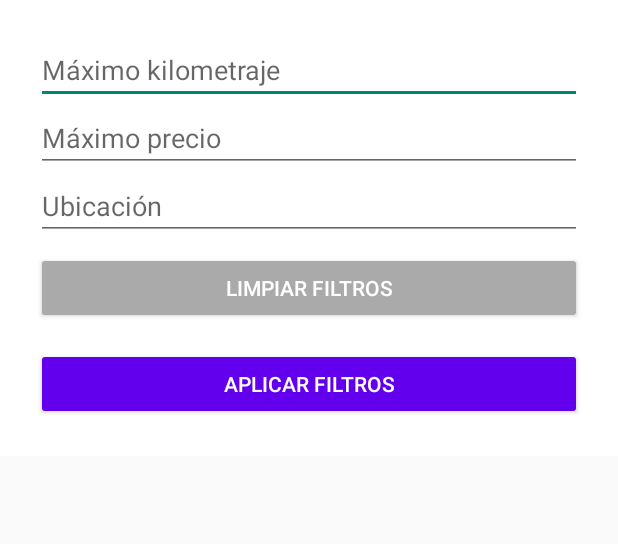
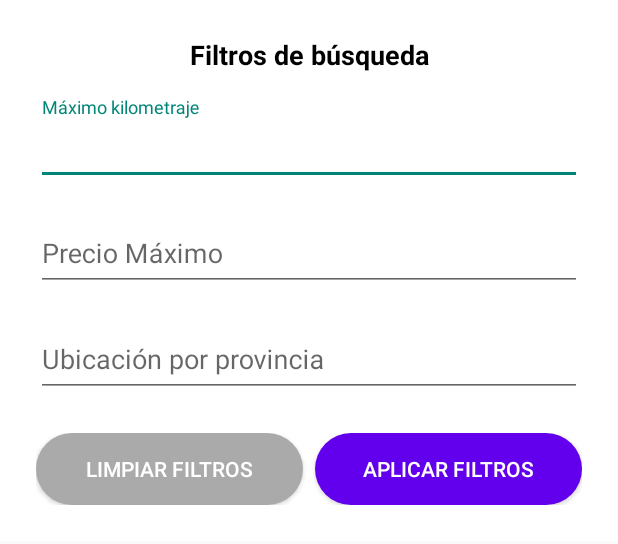
Before and after one commit to DomiHub/InstantCars, an Android app built with Jetpack Compose: the layout filtros_main_page.xml on its own in the app's theme, with its tools: preview values and no code run, on a phone screen of 412 x 824 dp. Shown: the top 544 px of the screen. Run offline under Robolectric (Android 15) with nearby library versions, the phone set to English and light mode, and no system bars.

Commit message:
Algunos cambios visuales

```diff
--- a/app/src/main/java/com/domingo/instantcars/chat/ChatListAdapter.kt
+++ b/app/src/main/java/com/domingo/instantcars/chat/ChatListAdapter.kt
@@ -62,7 +62,7 @@ class ChatListAdapter(
                         val bitmap = BitmapFactory.decodeByteArray(imageBytes, 0, imageBytes.size)
                         holder.avatar.setImageBitmap(bitmap)
                     } catch (e: Exception) {
-                        Log.e("ChatListAdapter", "Error al decodificar imagen", e)
+                        Log.e("ChatListAdapter", "Error al cargar imagen", e)
                         holder.avatar.setImageResource(R.drawable.usuario)
                     }
                 } else {
--- a/app/src/main/java/com/domingo/instantcars/favoritos/FavoritosActivity.kt
+++ b/app/src/main/java/com/domingo/instantcars/favoritos/FavoritosActivity.kt
@@ -1,5 +1,6 @@
 package com.domingo.instantcars.favoritos
 
+import android.annotation.SuppressLint
 import android.content.Intent
 import android.os.Bundle
 import android.widget.ImageView
@@ -42,6 +43,7 @@ class FavoritosActivity : AppCompatActivity() {
         cargarFavoritosDesdeFirestore()
     }
 
+    @SuppressLint("NotifyDataSetChanged")
     private fun cargarFavoritosDesdeFirestore() {
         val userId = FirebaseAuth.getInstance().currentUser?.uid ?: return
         val db = FirebaseFirestore.getInstance()
@@ -76,7 +78,11 @@ class FavoritosActivity : AppCompatActivity() {
                                 }
                             }
                             .addOnFailureListener {
-                                // Puedes mostrar un error individual si quieres aquí
+                                Toast.makeText(
+                                    this,
+                                    "Error al cargar el coche",
+                                    Toast.LENGTH_SHORT
+                                ).show()
                             }
                             .addOnCompleteListener {
                                 cochesCargados++
--- a/app/src/main/java/com/domingo/instantcars/portal/PortalActivity.kt
+++ b/app/src/main/java/com/domingo/instantcars/portal/PortalActivity.kt
@@ -12,7 +12,8 @@ import com.google.firebase.auth.FirebaseAuth
 
 class PortalActivity : AppCompatActivity() {
 
-    private fun ComprobarSesion() {
+//Metodo que comprueba si el usuario ya tiene una sesion iniciada
+    private fun comprobarSesion() {
         val currentUser = FirebaseAuth.getInstance().currentUser
         if (currentUser != null) {
             val intent = Intent(this, MainPageActivity::class.java)
@@ -25,7 +26,7 @@ class PortalActivity : AppCompatActivity() {
         super.onCreate(savedInstanceState)
         setContentView(R.layout.login_page)
 
-        ComprobarSesion()
+        comprobarSesion()
 
         //Evento para ir a la pagina de registro
         val button_GoTo_create_account = findViewById<Button>(R.id.button_GoTo_create_account)
@@ -58,7 +59,6 @@ class PortalActivity : AppCompatActivity() {
             auth.signInWithEmailAndPassword(email, password)
                 .addOnCompleteListener { task ->
                     if (task.isSuccessful) {
-                        // Usuario autenticado correctamente
                         Toast.makeText(this, "Inicio de sesión exitoso", Toast.LENGTH_SHORT).show()
 
                         val intent = Intent(this, MainPageActivity::class.java)
@@ -66,7 +66,6 @@ class PortalActivity : AppCompatActivity() {
                         finish() // Evita que vuelva a la pantalla de login con el botón atrás
 
                     } else {
-                        // Error al iniciar sesión
                         Toast.makeText(this, "Error: ${task.exception?.message}", Toast.LENGTH_LONG)
                             .show()
                     }
--- a/app/src/main/java/com/domingo/instantcars/portal/RegisterActivity.kt
+++ b/app/src/main/java/com/domingo/instantcars/portal/RegisterActivity.kt
@@ -60,8 +60,6 @@ class RegisterActivity : AppCompatActivity() {
                             "username" to userName,
                             "email" to email,
                             "uid" to user?.uid,
-                            // Se puede poner otros campos necesarios, como reputación inicial, ubicación, etc.
-                            "reputation" to 0
                         )
 
                         db.collection("users").document(user!!.uid)
--- /dev/null
+++ b/app/src/main/res/drawable/button_rounded_corner_portal.xml
@@ -0,0 +1,5 @@
+<?xml version="1.0" encoding="utf-8"?>
+<shape xmlns:android="http://schemas.android.com/apk/res/android">
+    <corners android:radius="24dp" /> <!-- Radio de los bordes -->
+    <solid android:color="#FFFFFF" /> <!-- Color de fondo -->
+</shape>
--- a/app/src/main/res/layout/car_page.xml
+++ b/app/src/main/res/layout/car_page.xml
@@ -178,6 +178,7 @@
                 android:layout_width="match_parent"
                 android:layout_height="wrap_content"
                 android:layout_margin="16dp"
+                android:background="@drawable/button_rounded_corner"
                 android:clickable="true"
                 android:focusable="true"
                 android:gravity="center"
--- a/app/src/main/res/layout/filtros_main_page.xml
+++ b/app/src/main/res/layout/filtros_main_page.xml
@@ -1,5 +1,6 @@
 <?xml version="1.0" encoding="utf-8"?>
 <LinearLayout xmlns:android="http://schemas.android.com/apk/res/android"
+    xmlns:app="http://schemas.android.com/apk/res-auto"
     android:id="@+id/layoutBottomSheet"
     android:layout_width="match_parent"
     android:layout_height="wrap_content"
@@ -7,43 +8,88 @@
     android:orientation="vertical"
     android:padding="24dp">
 
-    <EditText
+    <!-- Título del filtro -->
+    <TextView
+        android:id="@+id/titleFiltros"
+        android:layout_width="match_parent"
+        android:layout_height="wrap_content"
+        android:gravity="center"
+        android:paddingBottom="16dp"
+        android:text="@string/filtros_de_b_squeda"
+        android:textColor="@android:color/black"
+        android:textSize="18sp"
+        android:textStyle="bold" />
+
+    <!-- Kilometraje -->
+    <com.google.android.material.textfield.TextInputLayout
+        android:layout_width="match_parent"
+        android:layout_height="wrap_content"
+        android:hint="@string/m_ximo_kilometraje">
+
+        <com.google.android.material.textfield.TextInputEditText
             android:id="@+id/editTextKm"
             android:layout_width="match_parent"
+            android:layout_height="48dp"
+            android:inputType="number" />
+    </com.google.android.material.textfield.TextInputLayout>
+
+    <!-- Precio -->
+    <com.google.android.material.textfield.TextInputLayout
+        android:layout_width="match_parent"
         android:layout_height="wrap_content"
-        android:hint="@string/m_ximo_kilometraje"
-        android:inputType="number" />
+        android:layout_marginTop="12dp"
+        android:hint="@string/precio_m_ximo">
 
-    <EditText
+        <com.google.android.material.textfield.TextInputEditText
             android:id="@+id/editTextPrecio"
             android:layout_width="match_parent"
+            android:layout_height="48dp"
+            android:inputType="number" />
+    </com.google.android.material.textfield.TextInputLayout>
+
+    <!-- Ubicación -->
+    <com.google.android.material.textfield.TextInputLayout
+        android:layout_width="match_parent"
         android:layout_height="wrap_content"
-        android:hint="@string/m_ximo_precio"
-        android:inputType="number" />
+        android:layout_marginTop="12dp"
+        android:hint="@string/ubicaci_n_por_provincia">
 
-    <EditText
+        <com.google.android.material.textfield.TextInputEditText
             android:id="@+id/editTextUbicacion"
             android:layout_width="match_parent"
+            android:layout_height="48dp"
+            android:inputType="text" />
+    </com.google.android.material.textfield.TextInputLayout>
+
+    <!-- Botones -->
+    <LinearLayout
+        android:layout_width="match_parent"
         android:layout_height="wrap_content"
-        android:hint="@string/Ubicación"
-        android:inputType="text" />
+        android:layout_marginTop="24dp"
+        android:gravity="end"
+        android:orientation="horizontal"
+        android:weightSum="2">
 
         <Button
             android:id="@+id/btnLimpiarFiltros"
-        android:layout_width="match_parent"
+            android:layout_width="0dp"
             android:layout_height="wrap_content"
-        android:layout_marginTop="8dp"
+            android:layout_marginEnd="8dp"
+            android:layout_weight="1"
+            android:background="@drawable/button_rounded_corner"
             android:backgroundTint="@android:color/darker_gray"
             android:text="@string/limpiar_filtros"
             android:textColor="@android:color/white" />
 
         <Button
             android:id="@+id/btnAplicarFiltros"
-        android:layout_width="match_parent"
+            android:layout_width="0dp"
             android:layout_height="wrap_content"
-        android:layout_marginTop="16dp"
+            android:layout_weight="1"
+            android:background="@drawable/button_rounded_corner"
             android:backgroundTint="@color/purple_500"
             android:text="@string/aplicar_filtros"
             android:textColor="@android:color/white" />
+    </LinearLayout>
 
 </LinearLayout>
--- a/app/src/main/res/layout/login_page.xml
+++ b/app/src/main/res/layout/login_page.xml
@@ -68,7 +68,7 @@
             android:layout_width="match_parent"
             android:layout_height="wrap_content"
             android:layout_marginTop="32dp"
-            android:background="@drawable/button_rounded_corner"
+            android:background="@drawable/button_rounded_corner_portal"
             android:padding="18dp"
             android:text="@string/iniciar_sesi_n"
             android:textColor="#000000"
@@ -87,8 +87,8 @@
             android:textStyle="normal"
             android:fontFamily="sans-serif"
             android:letterSpacing="0.02"
+            android:background="?attr/selectableItemBackground"
             android:padding="8dp"
-            android:background="?attr/selectableItemBackground"
             />
 
         <LinearLayout
--- a/app/src/main/res/layout/register_page.xml
+++ b/app/src/main/res/layout/register_page.xml
@@ -85,7 +85,7 @@
             android:layout_width="match_parent"
             android:layout_height="wrap_content"
             android:layout_marginTop="32dp"
-            android:background="@drawable/button_rounded_corner"
+            android:background="@drawable/button_rounded_corner_portal"
             android:padding="18dp"
             android:text="@string/crear_cuenta"
             android:textColor="#000000"
--- a/app/src/main/res/values/strings.xml
+++ b/app/src/main/res/values/strings.xml
@@ -77,5 +77,8 @@
     <string name="m_ximo_precio">Máximo precio</string>
     <string name="m_ximo_kilometraje">Máximo kilometraje</string>
     <string name="limpiar_filtros">Limpiar filtros</string>
+    <string name="precio_m_ximo">Precio Máximo</string>
+    <string name="filtros_de_b_squeda">Filtros de búsqueda</string>
+    <string name="ubicaci_n_por_provincia">Ubicación por provincia</string>
 
 </resources>
```
Lines whose indentation alone changed are shown as unchanged.
